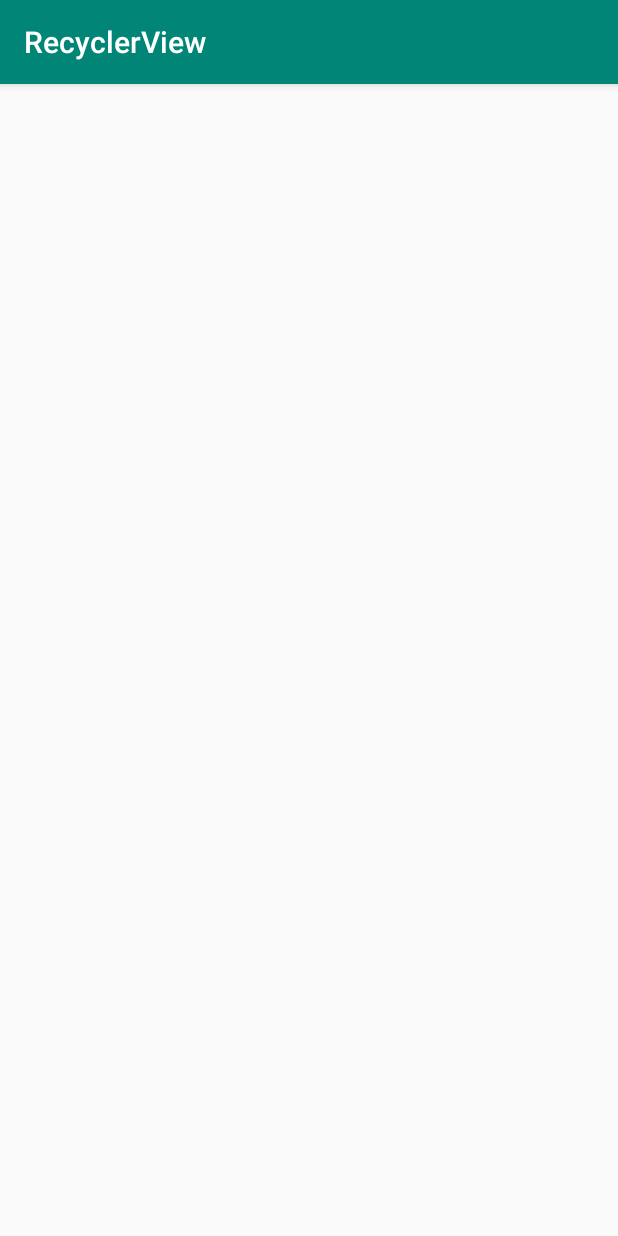
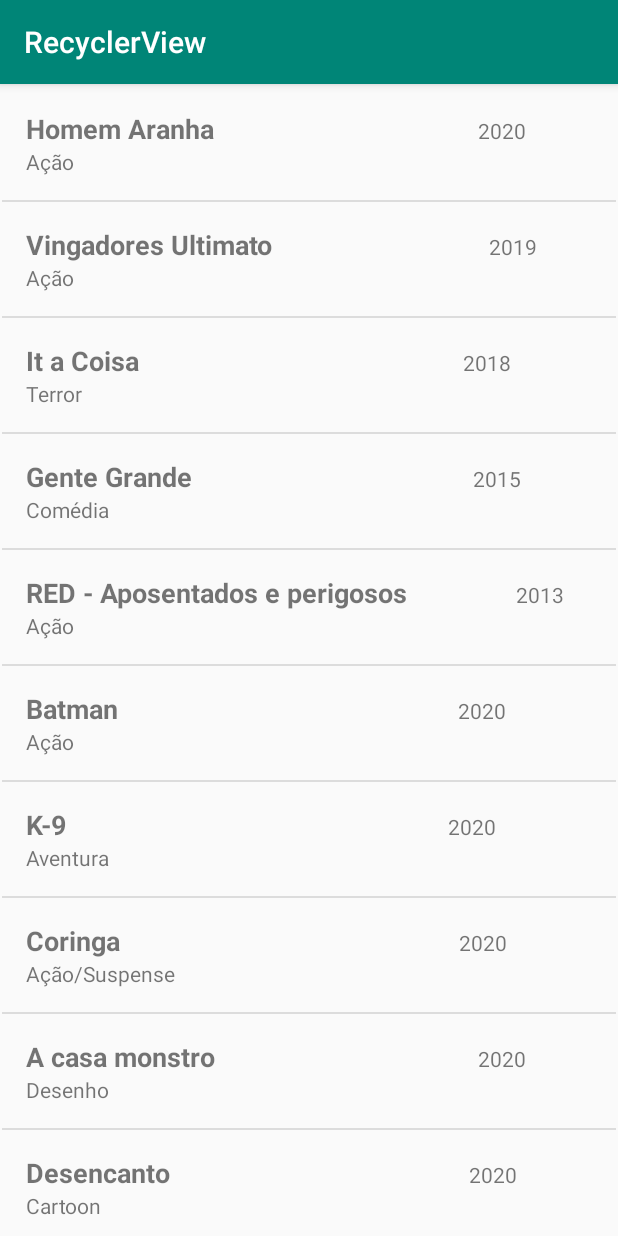
Before and after one commit to FerreirinhaJean/cursoAndroid, an Android app: the screen it shows after launch (MainActivity), on a phone screen of 412 x 824 dp. Run offline under Robolectric (Android 15) with nearby library versions, the phone set to English and light mode, and no system bars.

Commit message:
Projeto RecyclerView concluido

```diff
--- a/RecyclerView/app/src/main/java/com/example/recyclerview/activity/MainActivity.java
+++ b/RecyclerView/app/src/main/java/com/example/recyclerview/activity/MainActivity.java
@@ -1,16 +1,28 @@
 package com.example.recyclerview.activity;
 
 import androidx.appcompat.app.AppCompatActivity;
+import androidx.recyclerview.widget.DividerItemDecoration;
 import androidx.recyclerview.widget.LinearLayoutManager;
 import androidx.recyclerview.widget.RecyclerView;
 
 import android.os.Bundle;
+import android.view.View;
+import android.widget.AdapterView;
+import android.widget.LinearLayout;
+import android.widget.Toast;
 
 import com.example.recyclerview.R;
+import com.example.recyclerview.RecyclerItemClickListener;
+import com.example.recyclerview.adapter.Adapter;
+import com.example.recyclerview.model.Filme;
+
+import java.util.ArrayList;
+import java.util.List;
 
 public class MainActivity extends AppCompatActivity {
 
     private RecyclerView recyclerView;
+    private List<Filme> lstFilmes = new ArrayList<>();
 
     @Override
     protected void onCreate(Bundle savedInstanceState) {
@@ -19,13 +31,79 @@ public class MainActivity extends AppCompatActivity {
 
         recyclerView = findViewById(R.id.recyclerView);
 
+        //listagem de filmes
+        criarFilmes();
+
         //configurar adapter
+        Adapter adapter = new Adapter(lstFilmes);
 
 
         //configurar recyclerview
         RecyclerView.LayoutManager layoutManager = new LinearLayoutManager(this);
         recyclerView.setLayoutManager(layoutManager);
         recyclerView.setHasFixedSize(true);
-        //recyclerView.setAdapter();
+        recyclerView.addItemDecoration(new DividerItemDecoration(this, LinearLayout.VERTICAL));
+        recyclerView.setAdapter(adapter);
+
+
+        //evento de click
+        recyclerView.addOnItemTouchListener(new RecyclerItemClickListener(this, recyclerView, new RecyclerItemClickListener.OnItemClickListener() {
+
+            @Override
+            public void onItemClick(View view, int position) {
+                Filme filme = lstFilmes.get(position);
+                Toast.makeText(MainActivity.this, "Item pressionado " + filme.getTitulo(), Toast.LENGTH_SHORT).show();
+            }
+
+            @Override
+            public void onLongItemClick(View view, int position) {
+                Filme filme = lstFilmes.get(position);
+                Toast.makeText(MainActivity.this, "Item longo " + filme.getGenero(), Toast.LENGTH_SHORT).show();
+            }
+
+            @Override
+            public void onItemClick(AdapterView<?> parent, View view, int position, long id) {
+
+            }
+        }));
+    }
+
+
+    public void criarFilmes() {
+        Filme filme = new Filme("Homem Aranha", "2020", "Ação");
+        lstFilmes.add(filme);
+
+        filme = new Filme("Vingadores Ultimato", "2019", "Ação");
+        lstFilmes.add(filme);
+
+        filme = new Filme("It a Coisa", "2018", "Terror");
+        lstFilmes.add(filme);
+
+        filme = new Filme("Gente Grande", "2015", "Comédia");
+        lstFilmes.add(filme);
+
+        filme = new Filme("RED - Aposentados e perigosos", "2013", "Ação");
+        lstFilmes.add(filme);
+
+        filme = new Filme("Batman", "2020", "Ação");
+        lstFilmes.add(filme);
+
+        filme = new Filme("K-9", "2020", "Aventura");
+        lstFilmes.add(filme);
+
+        filme = new Filme("Coringa", "2020", "Ação/Suspense");
+        lstFilmes.add(filme);
+
+        filme = new Filme("A casa monstro", "2020", "Desenho");
+        lstFilmes.add(filme);
+
+        filme = new Filme("Desencanto", "2020", "Cartoon");
+        lstFilmes.add(filme);
+
+        filme = new Filme("O Poço", "2020", "Suspense");
+        lstFilmes.add(filme);
+
+        filme = new Filme("Vikings", "2020", "Ação");
+        lstFilmes.add(filme);
     }
 }
--- a/RecyclerView/app/src/main/java/com/example/recyclerview/adapter/Adapter.java
+++ b/RecyclerView/app/src/main/java/com/example/recyclerview/adapter/Adapter.java
@@ -1,5 +1,6 @@
 package com.example.recyclerview.adapter;
 
+import android.view.LayoutInflater;
 import android.view.View;
 import android.view.ViewGroup;
 import android.widget.TextView;
@@ -7,22 +8,40 @@ import android.widget.TextView;
 import androidx.annotation.NonNull;
 import androidx.recyclerview.widget.RecyclerView;
 
+import com.example.recyclerview.R;
+import com.example.recyclerview.model.Filme;
+
+import java.util.List;
+
 public class Adapter extends RecyclerView.Adapter<Adapter.MyViewHolder> {
+
+    private List<Filme> listaFilmes;
+
+    public Adapter(List<Filme> listaFilmes) {
+        this.listaFilmes = listaFilmes;
+    }
 
     @NonNull
     @Override
     public MyViewHolder onCreateViewHolder(@NonNull ViewGroup parent, int viewType) {
-        return null;
+
+        View itemLista = LayoutInflater.from(parent.getContext()).inflate(R.layout.adapter_lista, parent, false);
+
+        return new MyViewHolder(itemLista);
     }
 
     @Override
     public void onBindViewHolder(@NonNull MyViewHolder holder, int position) {
+        Filme filme = listaFilmes.get(position);
 
+        holder.titulo.setText(filme.getTitulo());
+        holder.genero.setText(filme.getGenero());
+        holder.ano.setText(filme.getAno());
     }
 
     @Override
     public int getItemCount() {
-        return 0;
+        return listaFilmes.size();
     }
 
     public class MyViewHolder extends RecyclerView.ViewHolder {
@@ -31,6 +50,10 @@ public class Adapter extends RecyclerView.Adapter<Adapter.MyViewHolder> {
 
         public MyViewHolder(@NonNull View itemView) {
             super(itemView);
+
+            titulo = itemView.findViewById(R.id.tvTitulo);
+            ano = itemView.findViewById(R.id.tvAno);
+            genero = itemView.findViewById(R.id.tvGenero);
         }
     }
 
--- /dev/null
+++ b/RecyclerView/app/src/main/java/com/example/recyclerview/model/Filme.java
@@ -0,0 +1,43 @@
+package com.example.recyclerview.model;
+
+public class Filme {
+
+    private String titulo;
+    private String ano;
+    private String genero;
+
+
+    public Filme() {
+
+    }
+
+    public Filme(String titulo, String ano, String genero) {
+        this.titulo = titulo;
+        this.ano = ano;
+        this.genero = genero;
+    }
+
+    public String getTitulo() {
+        return titulo;
+    }
+
+    public void setTitulo(String titulo) {
+        this.titulo = titulo;
+    }
+
+    public String getAno() {
+        return ano;
+    }
+
+    public void setAno(String ano) {
+        this.ano = ano;
+    }
+
+    public String getGenero() {
+        return genero;
+    }
+
+    public void setGenero(String genero) {
+        this.genero = genero;
+    }
+}
--- a/RecyclerView/app/src/main/res/layout/adapter_lista.xml
+++ b/RecyclerView/app/src/main/res/layout/adapter_lista.xml
@@ -11,7 +11,7 @@
         android:orientation="horizontal">
 
         <TextView
-            android:id="@+id/textView"
+            android:id="@+id/tvTitulo"
             android:layout_width="wrap_content"
             android:layout_height="wrap_content"
             android:layout_weight="4"
@@ -20,7 +20,7 @@
             android:textStyle="bold" />
 
         <TextView
-            android:id="@+id/textView2"
+            android:id="@+id/tvAno"
             android:layout_width="wrap_content"
             android:layout_height="wrap_content"
             android:layout_weight="1"
@@ -28,7 +28,7 @@
     </LinearLayout>
 
     <TextView
-        android:id="@+id/textView4"
+        android:id="@+id/tvGenero"
         android:layout_width="match_parent"
         android:layout_height="wrap_content"
         android:text="genero" />
```
Also changed, not shown: RecyclerView/app/src/main/java/com/example/recyclerview/RecyclerItemClickListener.java (added, +66 -0 lines).
